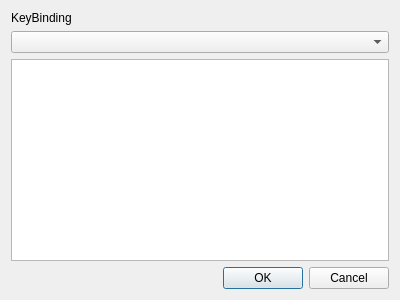
Qt form src/keymapmanager/keymapmanager.ui (QQxiaoming/quardCRT) before a commit.
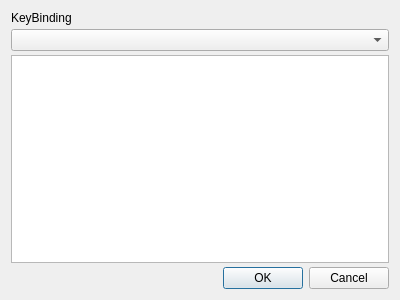
The same form after that commit.

```diff
--- a/src/keymapmanager/keymapmanager.ui
+++ b/src/keymapmanager/keymapmanager.ui
@@ -14,6 +14,9 @@
    <string>keyMapManager</string>
   </property>
   <layout class="QVBoxLayout" name="verticalLayout">
+   <property name="spacing">
+    <number>4</number>
+   </property>
    <item>
     <widget class="QLabel" name="label">
      <property name="text">
```
